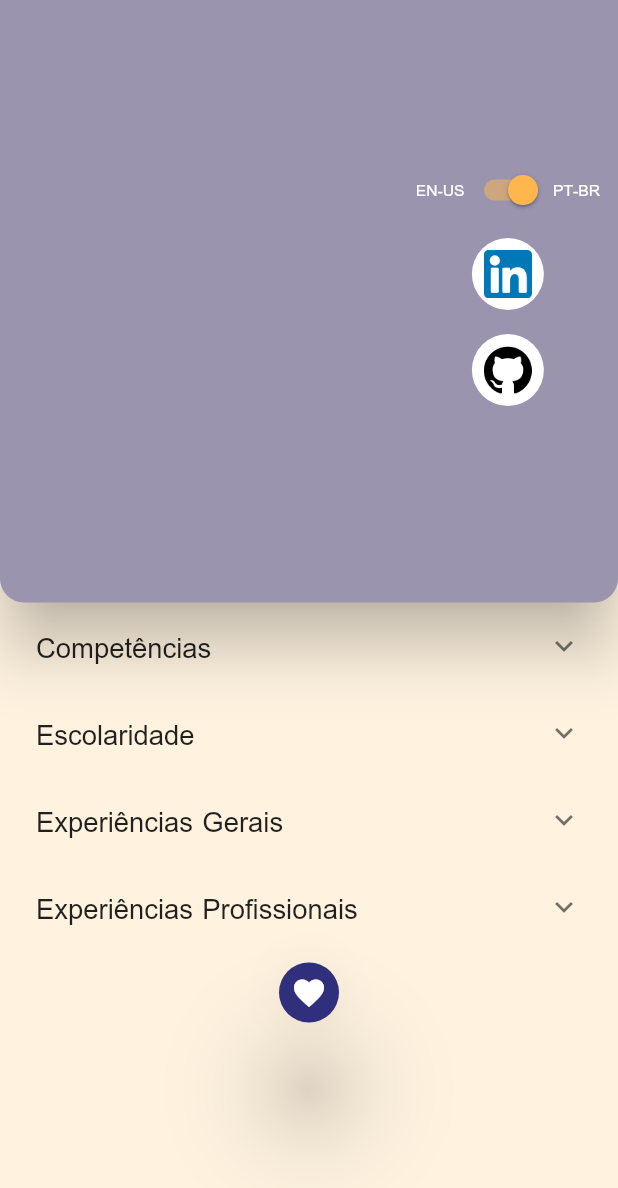
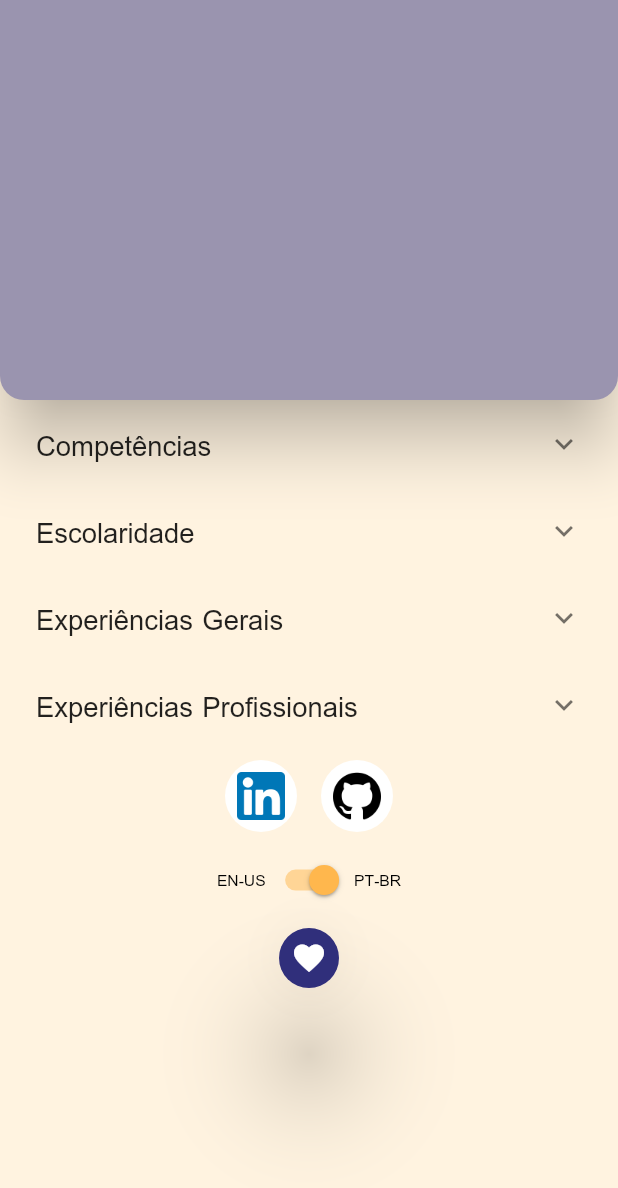
Before and after one commit to fabiorx1/curriculum-vitae, a Flutter app: the first screen one second after launch, on a phone screen of 412 x 824 dp. Shown: the top 1188 px of the screen. Run offline on Flutter 3.47's test engine with Material 2 defaults, Android fonts, the phone set to English and light mode, and no system bars; missing offline and left inert: universal_html.

Commit message:
fix: mobile

```diff
--- a/lib/main.dart
+++ b/lib/main.dart
@@ -72,6 +72,8 @@ class _MyHomePageState extends State<MyHomePage> with TickerProviderStateMixin {
   }
 
   Widget header() {
+    final size = MediaQuery.of(context).size;
+    final isMobile = size.width < 526;
     return Material(
       color: Color.lerp(
         Colors.orange.shade50,
@@ -137,46 +139,37 @@ class _MyHomePageState extends State<MyHomePage> with TickerProviderStateMixin {
                 ),
               ),
             ),
-            Padding(
+            Visibility(
+              visible: !isMobile,
+              child: Padding(
                 padding: const EdgeInsets.symmetric(horizontal: 12.0),
-              child: SizedBox(
-                child: Column(
+                child: Flex(
+                  direction: Axis.vertical,
                   // crossAxisAlignment: CrossAxisAlignment.end,
                   children: [
-                    Row(
-                      children: [
-                        const Text(
-                          'EN-US',
-                          style: TextStyle(
-                            color: Colors.white,
-                            fontSize: 16,
+                    switchLanguage(),
+                    gitHubAndLinkedIn(),
+                  ],
                 ),
-                        ),
-                        Switch(
-                            value: lang == 'br',
-                            activeColor: Colors.orange.shade300,
-                            inactiveThumbColor: Colors.orange.shade300,
-                            onChanged: (value) {
-                              setState(() {
-                                lang = lang == 'br' ? 'us' : 'br';
-                              });
-                            }),
-                        const Text(
-                          'PT-BR',
-                          style: TextStyle(
-                            color: Colors.white,
-                            fontSize: 16,
               ),
             ),
           ],
         ),
+      ),
+    );
+  }
+
+  Flex gitHubAndLinkedIn({direction = Axis.vertical}) {
+    return Flex(
+      direction: direction,
+      mainAxisAlignment: MainAxisAlignment.center,
+      children: [
         Padding(
           padding: const EdgeInsets.all(8.0),
           child: InkWell(
             onTap: () {
               html.window.open(
-                              'https://www.linkedin.com/in/fabio-ramalho-46a90b174',
-                              '');
+                  'https://www.linkedin.com/in/fabio-ramalho-46a90b174', '');
             },
             child: DecoratedBox(
               decoration: const BoxDecoration(
@@ -221,12 +214,37 @@ class _MyHomePageState extends State<MyHomePage> with TickerProviderStateMixin {
           ),
         ),
       ],
+    );
+  }
+
+  Row switchLanguage({textColor = Colors.white}) {
+    return Row(
+      mainAxisAlignment: MainAxisAlignment.center,
+      children: [
+        Text(
+          'EN-US',
+          style: TextStyle(
+            color: textColor,
+            fontSize: 16,
           ),
+        ),
+        Switch(
+            value: lang == 'br',
+            activeColor: Colors.orange.shade300,
+            inactiveThumbColor: Colors.orange.shade300,
+            onChanged: (value) {
+              setState(() {
+                lang = lang == 'br' ? 'us' : 'br';
+              });
+            }),
+        Text(
+          'PT-BR',
+          style: TextStyle(
+            color: textColor,
+            fontSize: 16,
           ),
         ),
       ],
-        ),
-      ),
     );
   }
 
@@ -302,6 +320,8 @@ class _MyHomePageState extends State<MyHomePage> with TickerProviderStateMixin {
       );
   @override
   Widget build(BuildContext context) {
+    final size = MediaQuery.of(context).size;
+    final isMobile = size.width < 526;
     return Scaffold(
       body: DecoratedBox(
         decoration: BoxDecoration(
@@ -604,6 +624,14 @@ class _MyHomePageState extends State<MyHomePage> with TickerProviderStateMixin {
                       ],
                     ),
                   ),
+                  Visibility(
+                    visible: isMobile,
+                    child: gitHubAndLinkedIn(direction: Axis.horizontal),
+                  ),
+                  Visibility(
+                    visible: isMobile,
+                    child: switchLanguage(textColor: Colors.black),
+                  ),
                   Padding(
                     padding: const EdgeInsets.all(8.0),
                     child: Material(
```
Lines whose indentation alone changed are shown as unchanged.
